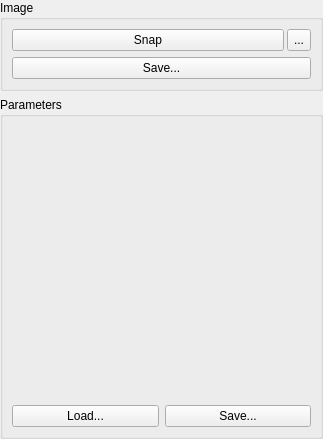
ImagingTools/AcfPublic, file AcfSln/Include/iqtcam/CSnapImageGuiComp.ui: the form before one commit.
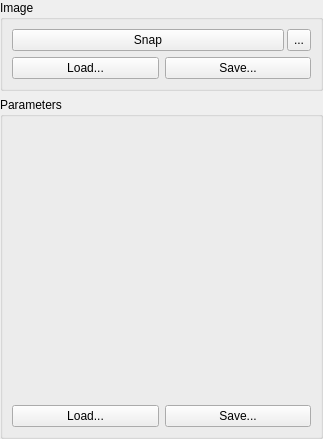
The form after the commit. Icons and pictures are not drawn.

Diff of the .ui file:
```diff
--- a/AcfSln/Include/iqtcam/CSnapImageGuiComp.ui
+++ b/AcfSln/Include/iqtcam/CSnapImageGuiComp.ui
@@ -52,14 +52,20 @@
         <property name="title">
          <string>Image</string>
         </property>
-        <layout class="QVBoxLayout" name="verticalLayout_2">
-         <property name="spacing">
-          <number>6</number>
+        <layout class="QGridLayout" name="gridLayout">
+         <property name="leftMargin">
+          <number>9</number>
          </property>
-         <property name="margin">
+         <property name="topMargin">
           <number>9</number>
          </property>
-         <item>
+         <property name="rightMargin">
+          <number>9</number>
+         </property>
+         <property name="bottomMargin">
+          <number>9</number>
+         </property>
+         <item row="0" column="1" colspan="2">
           <layout class="QHBoxLayout">
            <property name="spacing">
             <number>3</number>
@@ -102,7 +108,7 @@
            </item>
           </layout>
          </item>
-         <item>
+         <item row="1" column="2">
           <widget class="QPushButton" name="SaveImageButton">
            <property name="sizePolicy">
             <sizepolicy hsizetype="Preferred" vsizetype="Fixed">
@@ -115,6 +121,19 @@
            </property>
           </widget>
          </item>
+         <item row="1" column="1">
+          <widget class="QPushButton" name="LoadImageButton">
+           <property name="sizePolicy">
+            <sizepolicy hsizetype="Preferred" vsizetype="Fixed">
+             <horstretch>0</horstretch>
+             <verstretch>0</verstretch>
+            </sizepolicy>
+           </property>
+           <property name="text">
+            <string>Load...</string>
+           </property>
+          </widget>
+         </item>
         </layout>
        </widget>
       </item>
```
Left out of the diff: 46 changed lines with no effect on the pictures.
